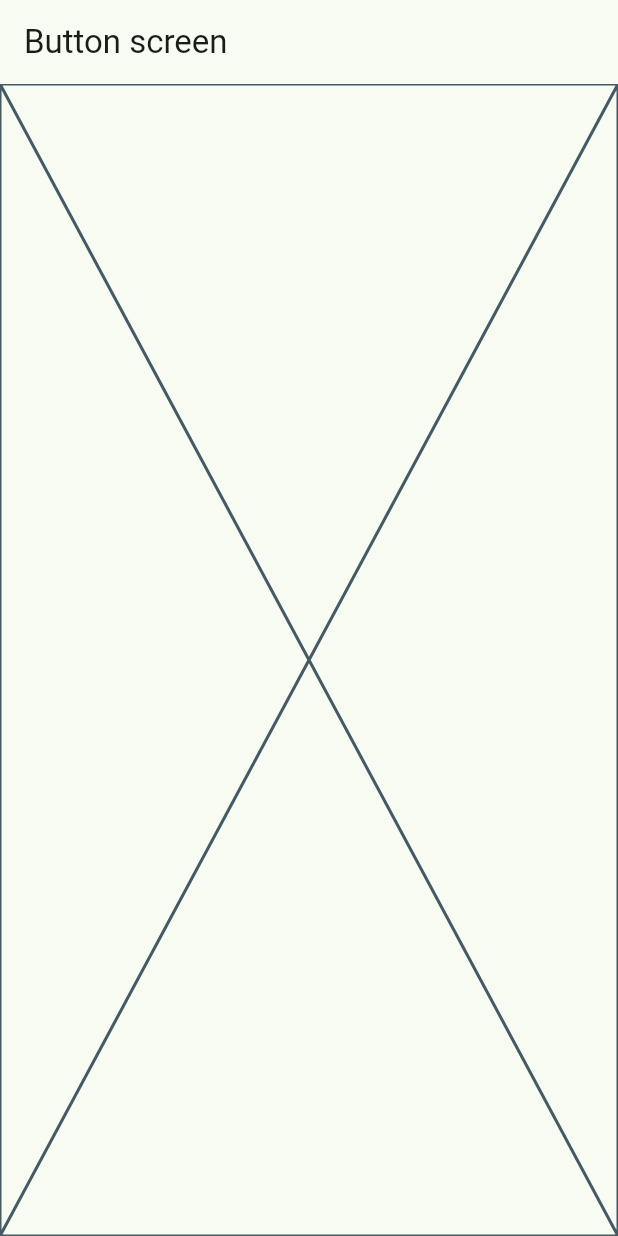
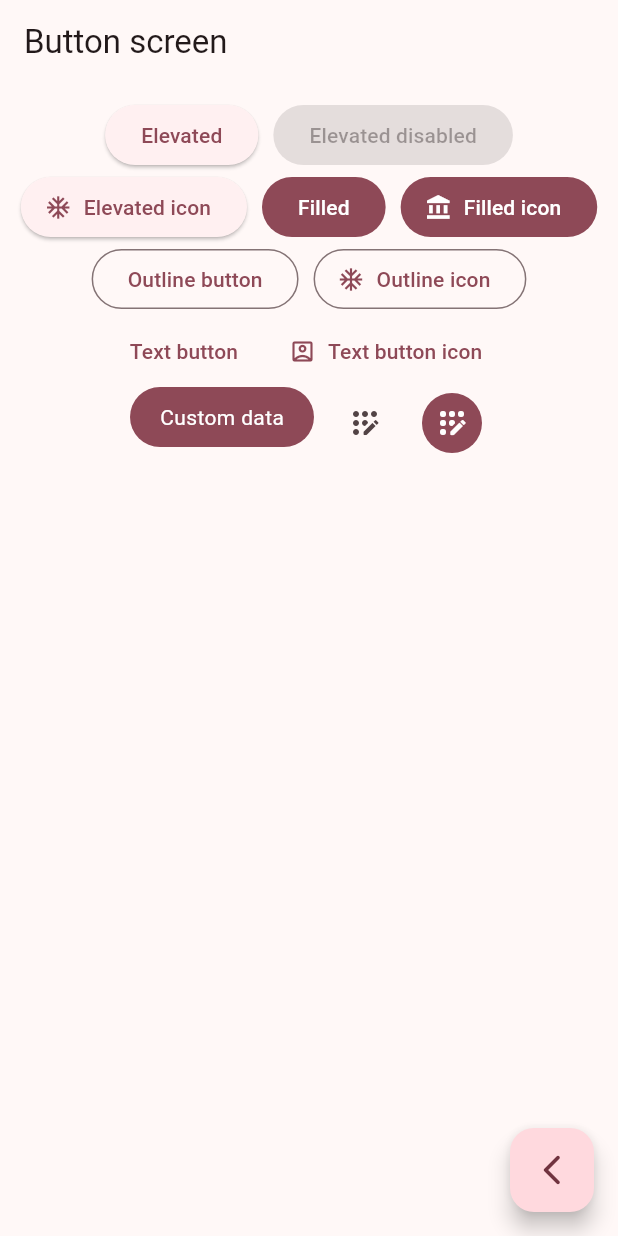
Before and after one commit to tardiojaime/widgets, a Flutter app: the ButtonsScreen screen opened by its route, on a phone screen of 412 x 824 dp. Run offline on Flutter 3.47's test engine with Material 3 defaults, Android fonts, the phone set to English and light mode, and no system bars; our stand-ins replace go_router.

Commit message:
Custom Buttons

```diff
--- a/lib/main.dart
+++ b/lib/main.dart
@@ -16,6 +16,6 @@ class MyApp extends StatelessWidget {
         routerConfig: appRouter,
         title: 'Flutter Demo',
         debugShowCheckedModeBanner: false,
-        theme: AppTheme(selectedColor: 6).getTheme());
+        theme: AppTheme(selectedColor: 4).getTheme());
   }
 }
--- a/lib/presentation/screens/bottons/buttons_screen.dart
+++ b/lib/presentation/screens/bottons/buttons_screen.dart
@@ -1,4 +1,5 @@
 import 'package:flutter/material.dart';
+import 'package:go_router/go_router.dart';
 
 class ButtonsScreen extends StatelessWidget {
   static const String name = 'button_screen';
@@ -10,7 +11,102 @@ class ButtonsScreen extends StatelessWidget {
       appBar: AppBar(
         title: const Text('Button screen'),
       ),
-      body: const Placeholder(),
+      body: const _ButtonsView(),
+      // botones flotantes
+      floatingActionButton: FloatingActionButton(
+        onPressed: () {
+          //volver hacia atras
+          context.pop();
+        },
+        child: const Icon(Icons.arrow_back_ios_new_rounded),
+      ),
     );
   }
 }
+
+class _ButtonsView extends StatelessWidget {
+  const _ButtonsView();
+
+  @override
+  Widget build(BuildContext context) {
+    final colors = Theme.of(context).colorScheme;
+    return SizedBox(
+      width: double.infinity,
+      child: Padding(
+        padding: const EdgeInsets.symmetric(horizontal: 10, vertical: 10),
+        child: Wrap(
+          // espacion entre los hijos
+          spacing: 10,
+          // alineacion de los hijos
+          alignment: WrapAlignment.center,
+          children: [
+            ElevatedButton(onPressed: () {}, child: const Text('Elevated')),
+            const ElevatedButton(
+                onPressed: null, child: Text('Elevated disabled')),
+            ElevatedButton.icon(
+                onPressed: () {},
+                icon: const Icon(Icons.ac_unit),
+                label: const Text('Elevated icon')),
+            FilledButton(onPressed: () {}, child: const Text('Filled')),
+            FilledButton.icon(
+              onPressed: () {},
+              label: const Text('Filled icon'),
+              icon: const Icon(Icons.account_balance),
+            ),
+            OutlinedButton(
+                onPressed: () {}, child: const Text('Outline button')),
+            OutlinedButton.icon(
+                onPressed: () {},
+                icon: const Icon(Icons.ac_unit_sharp),
+                label: const Text('Outline icon')),
+            TextButton(onPressed: () {}, child: const Text('Text button')),
+            TextButton.icon(
+                onPressed: () {},
+                icon: const Icon(Icons.account_box_outlined),
+                label: const Text('Text button icon')),
+            // _TODO: Botones personalizados - custom button
+            const CustomButton(),
+            IconButton(
+                onPressed: () {},
+                icon: const Icon(Icons.app_registration_rounded)),
+            IconButton(
+              onPressed: () {},
+              icon: const Icon(Icons.app_registration_rounded),
+              style: ButtonStyle(
+                  backgroundColor: WidgetStatePropertyAll(colors.primary),
+                  iconColor: const WidgetStatePropertyAll(Colors.white)),
+            )
+          ],
+        ),
+      ),
+    );
+  }
+}
+
+class CustomButton extends StatelessWidget {
+  const CustomButton({super.key});
+
+  @override
+  Widget build(BuildContext context) {
+    final colors = Theme.of(context).colorScheme;
+    return ClipRRect(
+      //widget que permite recortar su hijo (otro widget) en una forma rectangular con bordes redondeados.
+      borderRadius: BorderRadius.circular(20),
+      child: Material(
+        // bloque base para crear interfaces que siguen el diseño Material Design de Google
+        color: colors.primary,
+        child: InkWell(
+          //widget que responde a interacciones táctiles, BIENE  con animaciones
+          onTap: () {},
+          child: const Padding(
+              // Iserciones de borde | edge - borde
+              padding: EdgeInsets.symmetric(horizontal: 20, vertical: 10),
+              child: Text(
+                'Custom data',
+                style: TextStyle(color: Colors.white),
+              )),
+        ),
+      ),
+    );
+  }
+}
--- a/lib/presentation/screens/home/home_screen.dart
+++ b/lib/presentation/screens/home/home_screen.dart
@@ -1,7 +1,6 @@
 import 'package:flutter/material.dart';
 import 'package:go_router/go_router.dart';
 import 'package:widgets/config/menu/menu_item.dart';
-import 'package:widgets/presentation/screens/screen.dart';
 
 class HomeScreen extends StatelessWidget {
   static const String name = 'home_screen';
```
